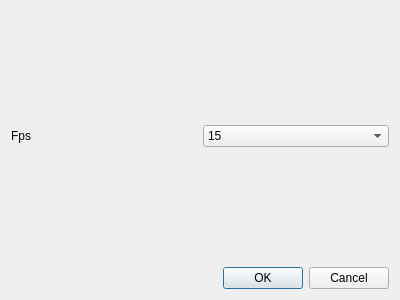
Above: settingsdialog.ui from Arsenal591/GifRecorder before the change. Below: the same form after it.
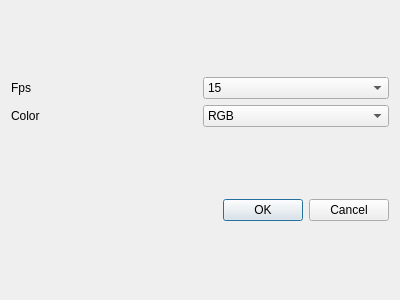
That is the form after the change.

Commit message: color option

Diff of the .ui file:
```diff
--- a/settingsdialog.ui
+++ b/settingsdialog.ui
@@ -47,7 +47,29 @@
       </layout>
      </item>
      <item>
-      <layout class="QHBoxLayout" name="horizontalLayout_2"/>
+      <layout class="QHBoxLayout" name="horizontalLayout_2">
+       <item>
+        <widget class="QLabel" name="label">
+         <property name="text">
+          <string>Color</string>
+         </property>
+        </widget>
+       </item>
+       <item>
+        <widget class="QComboBox" name="colorCombo">
+         <item>
+          <property name="text">
+           <string>RGB</string>
+          </property>
+         </item>
+         <item>
+          <property name="text">
+           <string>GrayScale</string>
+          </property>
+         </item>
+        </widget>
+       </item>
+      </layout>
      </item>
     </layout>
    </item>
```
The commit also changes 2 other files.
